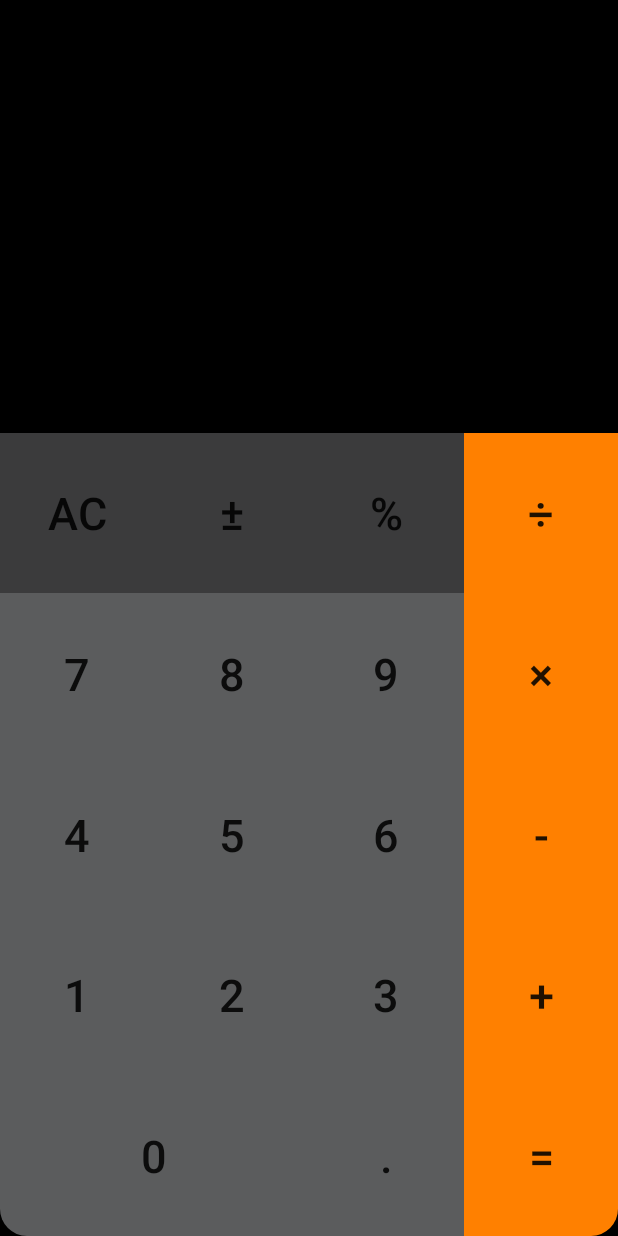
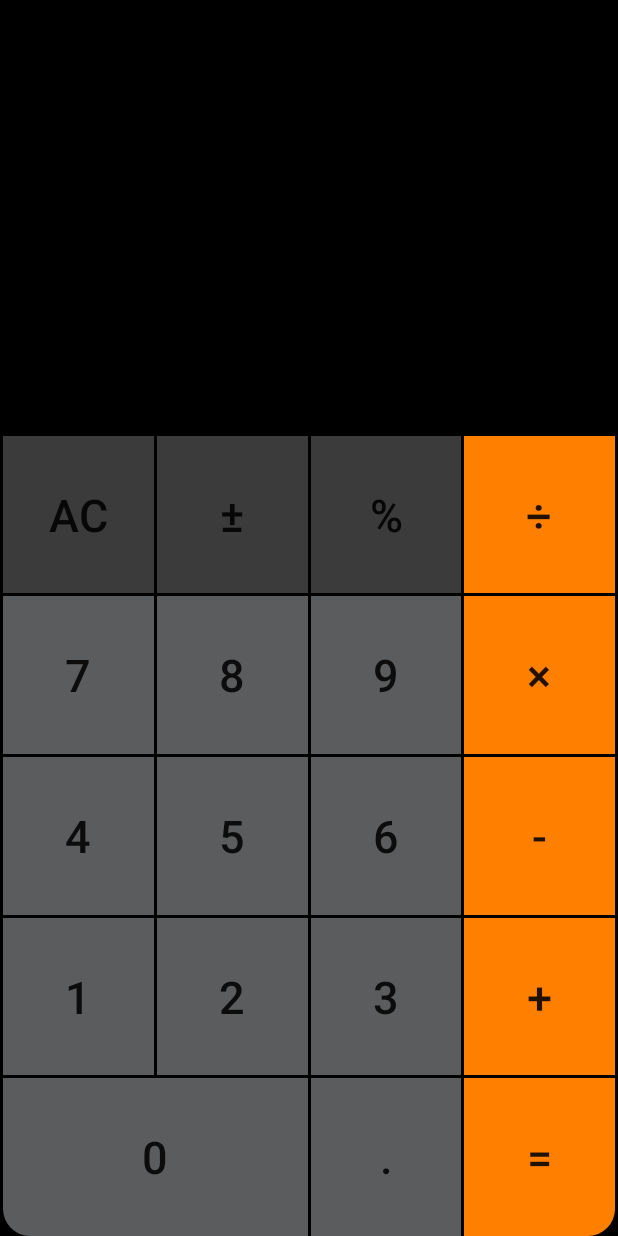
Before and after one commit to AnyutPe/CalculatorMVVM, an Android app: the layout activity_standard_calc.xml on its own in the app's theme, with its tools: preview values and no code run, on a phone screen of 412 x 824 dp. Run offline under Robolectric (Android 15) with nearby library versions, the phone set to English and light mode, and no system bars.

Commit message:
changes on standard calc constraintlayout

```diff
--- a/app/build.gradle
+++ b/app/build.gradle
@@ -9,7 +9,7 @@ android {
     buildToolsVersion "29.0.2"
     defaultConfig {
         applicationId "com.example.studyingmvvm"
-        minSdkVersion 15
+        minSdkVersion 21
         targetSdkVersion 29
         versionCode 1
         versionName "1.0"
--- a/app/src/main/AndroidManifest.xml
+++ b/app/src/main/AndroidManifest.xml
@@ -9,14 +9,17 @@
         android:roundIcon="@mipmap/ic_launcher_round"
         android:supportsRtl="true"
         android:theme="@style/AppTheme">
-        <activity android:name=".StandardCalcActivity"></activity>
-        <activity android:name=".MainActivity">
+        <activity android:name=".StandardCalcActivity">
             <intent-filter>
                 <action android:name="android.intent.action.MAIN" />
 
                 <category android:name="android.intent.category.LAUNCHER" />
             </intent-filter>
         </activity>
+
+        <activity android:name=".MainActivity">
+
+        </activity>
     </application>
 
 </manifest>
--- a/app/src/main/res/drawable/background_of_number_zero.xml
+++ b/app/src/main/res/drawable/background_of_number_zero.xml
@@ -2,5 +2,5 @@
 <shape xmlns:android="http://schemas.android.com/apk/res/android">
     <solid android:color="#5B5C5D"/>
     <corners android:bottomLeftRadius="18dp"/>
-    <padding android:left="0dip" android:top="0dip" android:right="0dip" android:bottom="0dip" />
+    <padding android:left="0dp" android:top="0dp" android:right="0dp" android:bottom="0dp" />
 </shape>
--- a/app/src/main/res/drawable/background_of_sign_equals.xml
+++ b/app/src/main/res/drawable/background_of_sign_equals.xml
@@ -2,5 +2,5 @@
 <shape xmlns:android="http://schemas.android.com/apk/res/android">
     <solid android:color="#ff8000"/>
     <corners android:bottomRightRadius="18dp"/>
-    <padding android:left="0dip" android:top="0dip" android:right="0dip" android:bottom="0dip" />
+    <padding android:left="0dp" android:top="0dp" android:right="0dp" android:bottom="0dp" />
 </shape>
--- a/app/src/main/res/layout/activity_standard_calc.xml
+++ b/app/src/main/res/layout/activity_standard_calc.xml
@@ -29,8 +29,9 @@
         android:id="@+id/allClear"
         android:layout_width="0dp"
         android:layout_height="0dp"
+        android:layout_margin="2dp"
         android:background="@color/colorOfOtherButtons"
-        android:text="AC"
+        android:text="@string/allClear"
         android:textSize="30sp"
         app:layout_constraintBottom_toTopOf="@+id/numberSeven"
         app:layout_constraintEnd_toStartOf="@+id/signPlusOrMinus"
@@ -41,8 +42,9 @@
         android:id="@+id/signPlusOrMinus"
         android:layout_width="0dp"
         android:layout_height="0dp"
+        android:layout_marginEnd="2dp"
         android:background="@color/colorOfOtherButtons"
-        android:text="±"
+        android:text="@string/signPlusOrMinus"
         android:textSize="30sp"
         app:layout_constraintBottom_toBottomOf="@+id/allClear"
         app:layout_constraintEnd_toStartOf="@+id/opPercentage"
@@ -53,8 +55,9 @@
         android:id="@+id/opPercentage"
         android:layout_width="0dp"
         android:layout_height="0dp"
+        android:layout_marginEnd="2dp"
         android:background="@color/colorOfOtherButtons"
-        android:text="%"
+        android:text="@string/opPercentage"
         android:textSize="30sp"
         app:layout_constraintBottom_toBottomOf="@+id/signPlusOrMinus"
         app:layout_constraintEnd_toStartOf="@+id/opDivision"
@@ -65,8 +68,9 @@
         android:id="@+id/opDivision"
         android:layout_width="0dp"
         android:layout_height="0dp"
+        android:layout_marginEnd="2dp"
         android:background="@color/colorOfArithmeticOpButtons"
-        android:text="÷"
+        android:text="@string/opDivision"
         android:textSize="30sp"
         app:layout_constraintBottom_toBottomOf="@+id/allClear"
         app:layout_constraintEnd_toEndOf="parent"
@@ -77,10 +81,10 @@
         android:id="@+id/numberSeven"
         android:layout_width="0dp"
         android:layout_height="0dp"
+        android:layout_marginEnd="2dp"
         android:background="@color/colorOfNumberButtons"
-        android:text="7"
+        android:text="@string/numberSeven"
         android:textSize="30sp"
-
         app:layout_constraintBottom_toTopOf="@+id/numberFour"
         app:layout_constraintEnd_toStartOf="@+id/numberEight"
         app:layout_constraintStart_toStartOf="@+id/allClear"
@@ -90,8 +94,9 @@
         android:id="@+id/numberEight"
         android:layout_width="0dp"
         android:layout_height="0dp"
+        android:layout_marginEnd="2dp"
         android:background="@color/colorOfNumberButtons"
-        android:text="8"
+        android:text="@string/numberEight"
         android:textSize="30sp"
         app:layout_constraintBottom_toBottomOf="@+id/numberSeven"
         app:layout_constraintEnd_toStartOf="@+id/numberNine"
@@ -102,8 +107,9 @@
         android:id="@+id/numberNine"
         android:layout_width="0dp"
         android:layout_height="0dp"
+        android:layout_marginEnd="2dp"
         android:background="@color/colorOfNumberButtons"
-        android:text="9"
+        android:text="@string/numberNine"
         android:textSize="30sp"
         app:layout_constraintBottom_toBottomOf="@+id/numberSeven"
         app:layout_constraintEnd_toStartOf="@+id/opMultiplication"
@@ -115,7 +121,7 @@
         android:layout_width="0dp"
         android:layout_height="0dp"
         android:background="@color/colorOfArithmeticOpButtons"
-        android:text="×"
+        android:text="@string/opMultiplication"
         android:textSize="30sp"
         app:layout_constraintBottom_toBottomOf="@+id/numberSeven"
         app:layout_constraintEnd_toEndOf="@+id/opDivision"
@@ -126,8 +132,11 @@
         android:id="@+id/numberFour"
         android:layout_width="0dp"
         android:layout_height="0dp"
+        android:layout_marginTop="2dp"
+        android:layout_marginBottom="2dp"
+        android:layout_marginEnd="2dp"
         android:background="@color/colorOfNumberButtons"
-        android:text="4"
+        android:text="@string/numberFour"
         android:textSize="30sp"
         app:layout_constraintBottom_toTopOf="@+id/numberOne"
         app:layout_constraintEnd_toStartOf="@+id/numberFive"
@@ -138,10 +147,10 @@
         android:id="@+id/numberFive"
         android:layout_width="0dp"
         android:layout_height="0dp"
+        android:layout_marginEnd="2dp"
         android:background="@color/colorOfNumberButtons"
-        android:text="5"
+        android:text="@string/numberFive"
         android:textSize="30sp"
-
         app:layout_constraintBottom_toBottomOf="@+id/numberFour"
         app:layout_constraintEnd_toStartOf="@+id/nubmerSix"
         app:layout_constraintStart_toEndOf="@+id/numberFour"
@@ -151,8 +160,9 @@
         android:id="@+id/nubmerSix"
         android:layout_width="0dp"
         android:layout_height="0dp"
+        android:layout_marginEnd="2dp"
         android:background="@color/colorOfNumberButtons"
-        android:text="6"
+        android:text="@string/numberSix"
         android:textSize="30sp"
         app:layout_constraintBottom_toBottomOf="@+id/numberFour"
         app:layout_constraintEnd_toStartOf="@+id/opSubtraction"
@@ -164,7 +174,7 @@
         android:layout_width="0dp"
         android:layout_height="0dp"
         android:background="@color/colorOfArithmeticOpButtons"
-        android:text="-"
+        android:text="@string/opSubtraction"
         android:textSize="30sp"
         app:layout_constraintBottom_toBottomOf="@+id/numberFour"
         app:layout_constraintEnd_toEndOf="@+id/opDivision"
@@ -175,8 +185,9 @@
         android:id="@+id/numberOne"
         android:layout_width="0dp"
         android:layout_height="0dp"
+        android:layout_marginEnd="2dp"
         android:background="@color/colorOfNumberButtons"
-        android:text="1"
+        android:text="@string/numberOne"
         android:textSize="30sp"
         app:layout_constraintBottom_toTopOf="@+id/numberZero"
         app:layout_constraintEnd_toStartOf="@+id/numberTwo"
@@ -187,8 +198,9 @@
         android:id="@+id/numberTwo"
         android:layout_width="0dp"
         android:layout_height="0dp"
+        android:layout_marginEnd="2dp"
         android:background="@color/colorOfNumberButtons"
-        android:text="2"
+        android:text="@string/numberTwo"
         android:textSize="30sp"
         app:layout_constraintBottom_toBottomOf="@+id/numberOne"
         app:layout_constraintEnd_toStartOf="@+id/numberThree"
@@ -199,8 +211,9 @@
         android:id="@+id/numberThree"
         android:layout_width="0dp"
         android:layout_height="0dp"
+        android:layout_marginEnd="2dp"
         android:background="@color/colorOfNumberButtons"
-        android:text="3"
+        android:text="@string/numberThree"
         android:textSize="30sp"
         app:layout_constraintBottom_toBottomOf="@+id/numberOne"
         app:layout_constraintEnd_toStartOf="@+id/opAddition"
@@ -212,9 +225,8 @@
         android:layout_width="0dp"
         android:layout_height="0dp"
         android:background="@color/colorOfArithmeticOpButtons"
-        android:text="+"
+        android:text="@string/opAddition"
         android:textSize="30sp"
-
         app:layout_constraintBottom_toBottomOf="@+id/numberOne"
         app:layout_constraintEnd_toEndOf="@+id/opDivision"
         app:layout_constraintStart_toEndOf="@+id/numberThree"
@@ -224,12 +236,12 @@
         android:id="@+id/numberZero"
         android:layout_width="0dp"
         android:layout_height="0dp"
+        android:layout_marginTop="2dp"
         android:background="@drawable/background_of_number_zero"
-        android:text="0"
+        android:text="@string/numberZero"
         android:textSize="30sp"
         app:layout_constraintBottom_toBottomOf="parent"
-        app:layout_constraintEnd_toStartOf="@+id/signDot"
-        app:layout_constraintHorizontal_weight="2"
+        app:layout_constraintEnd_toEndOf="@+id/numberTwo"
         app:layout_constraintStart_toStartOf="@+id/allClear"
         app:layout_constraintTop_toBottomOf="@+id/numberOne" />
 
@@ -237,8 +249,10 @@
         android:id="@+id/signDot"
         android:layout_width="0dp"
         android:layout_height="0dp"
+        android:layout_marginEnd="2dp"
+        android:layout_marginStart="2dp"
         android:background="@color/colorOfNumberButtons"
-        android:text="."
+        android:text="@string/signDot"
         android:textSize="30sp"
         app:layout_constraintBottom_toBottomOf="@+id/numberZero"
         app:layout_constraintEnd_toStartOf="@+id/signEquals"
@@ -251,7 +265,7 @@
         android:layout_width="0dp"
         android:layout_height="0dp"
         android:background="@drawable/background_of_sign_equals"
-        android:text="="
+        android:text="@string/signEquals"
         android:textSize="30sp"
         app:layout_constraintBottom_toBottomOf="@+id/numberZero"
         app:layout_constraintEnd_toEndOf="@+id/opDivision"
--- a/app/src/main/res/values/strings.xml
+++ b/app/src/main/res/values/strings.xml
@@ -1,3 +1,22 @@
 <resources>
     <string name="app_name">StudyingMvvM</string>
+    <string name="allClear">AC</string>
+    <string name="signPlusOrMinus">±</string>
+    <string name="signDot">.</string>
+    <string name="numberZero">0</string>
+    <string name="numberOne">1</string>
+    <string name="numberTwo">2</string>
+    <string name="numberThree">3</string>
+    <string name="numberFour">4</string>
+    <string name="numberFive">5</string>
+    <string name="numberSix">6</string>
+    <string name="numberSeven">7</string>
+    <string name="numberEight">8</string>
+    <string name="numberNine">9</string>
+    <string name="opAddition">+</string>
+    <string name="opSubtraction">-</string>
+    <string name="opMultiplication">×</string>
+    <string name="opDivision">÷</string>
+    <string name="opPercentage">%</string>
+    <string name="signEquals">=</string>
 </resources>
```
